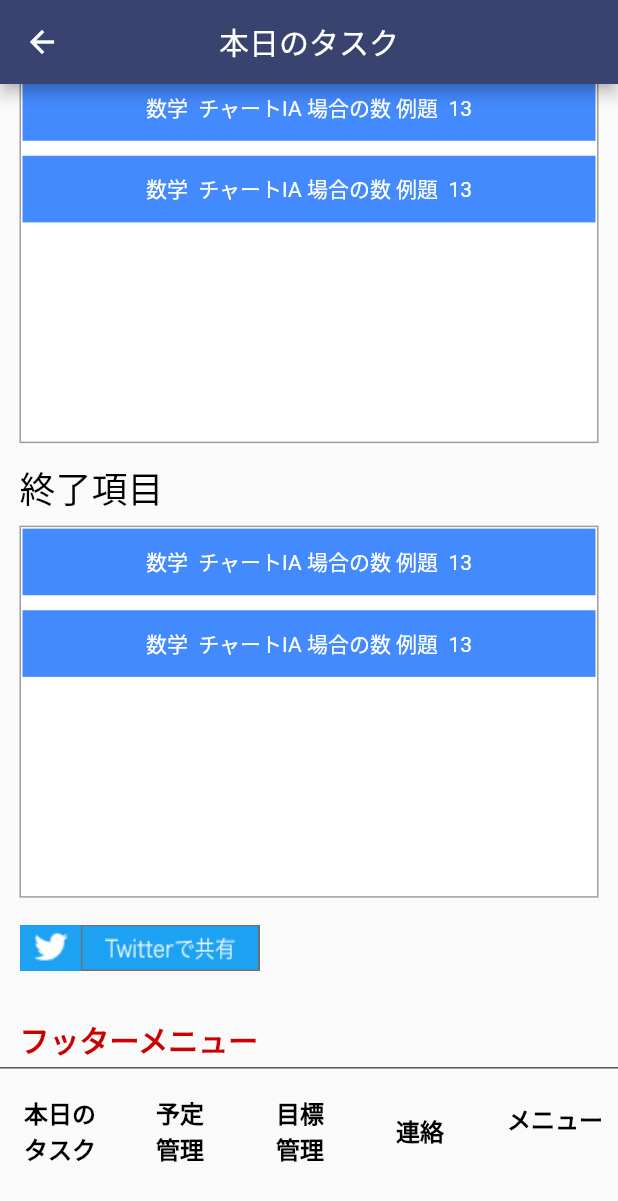
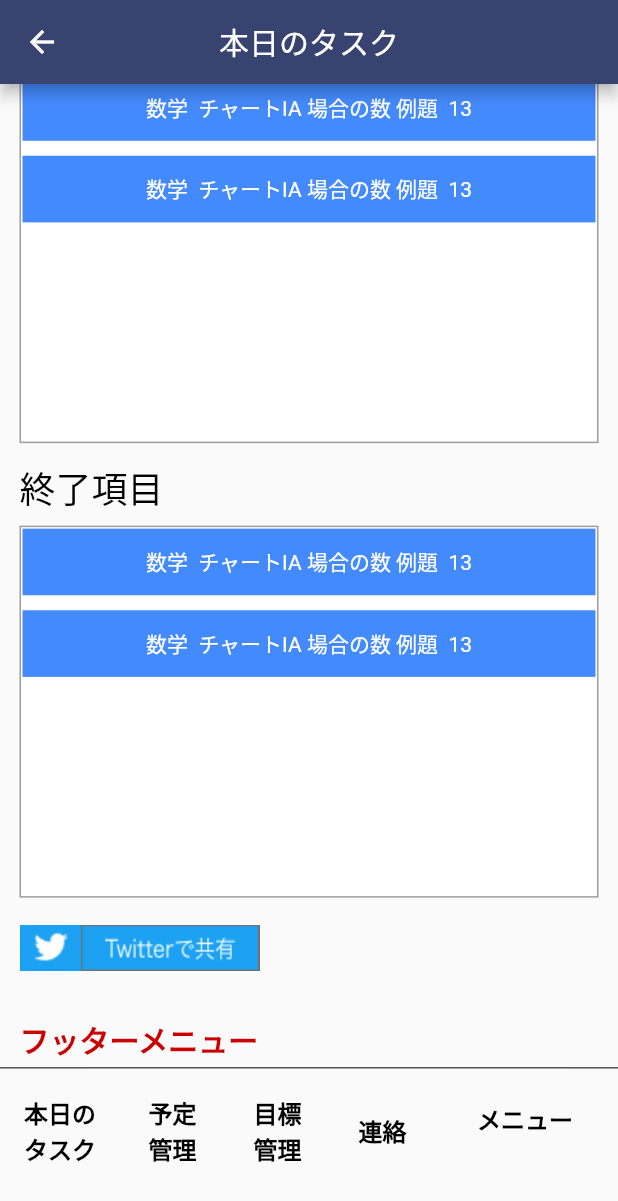
Before and after one commit to choushou/flutter_education, a Flutter app: the DraggablePage screen opened by its route, scrolled down 576 dp, on a phone screen of 412 x 824 dp. Shown: the top 1201 px of the screen. Run offline on Flutter 3.47's test engine with Material 2 defaults, Android fonts, the phone set to English and light mode, and no system bars; our stand-ins replace firebase_database; accounts and stored records are empty; Roboto replaces fonts that are missing (ヒラギノ角ゴ ProN W3).

Commit message:
レイアウトエラー修正

```diff
--- a/education/lib/draggable_page.dart
+++ b/education/lib/draggable_page.dart
@@ -229,17 +229,17 @@ Container(
                         ),
                         Container(
                           padding: const EdgeInsets.only(top: 17),
-                          width:80,
+                          width:70,
                           child: footerMenu("予定\n管理", test),
                         ),
 
                         Container(
                           padding: const EdgeInsets.only(top: 17),
-                          width:80,
+                          width:70,
                           child: footerMenu("目標\n管理", test),
                         ),
                         Container(
-                          padding: const EdgeInsets.only(top: 17),
+                          padding: const EdgeInsets.only(top: 17,right: 10),
                           width:80,
                           child: footerMenu("連絡", test),
                         ),
```
